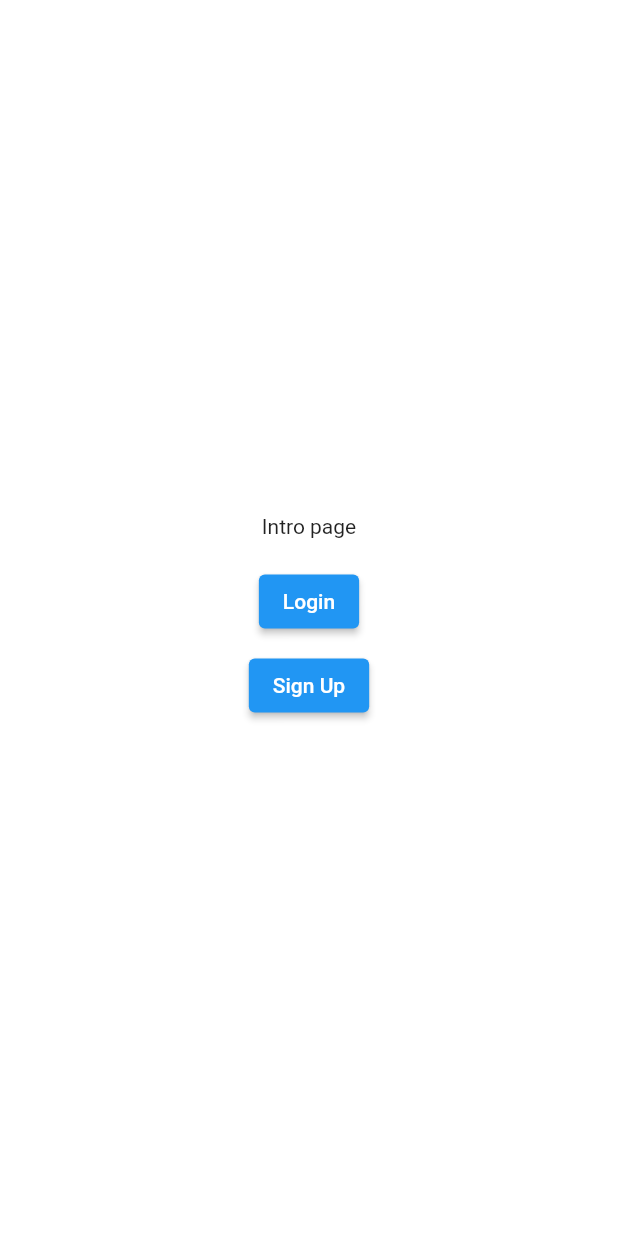
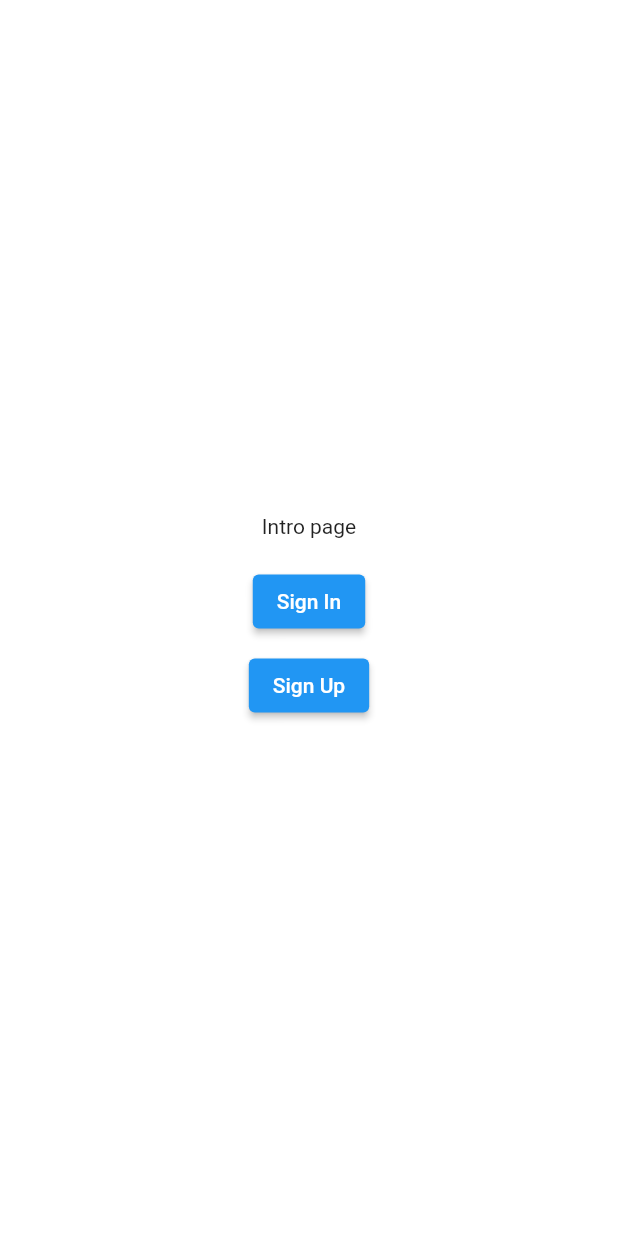
Before and after one commit to nazmulkhanliton/login_authentication, a Flutter app: the screen it shows after launch, on a phone screen of 412 x 824 dp. Run offline on Flutter 3.47's test engine with Material 2 defaults, Android fonts, the phone set to English and light mode, and no system bars; our stand-ins replace firebase_auth, firebase_core, get; accounts and stored records are empty.

Commit message:
10th commits

```diff
--- a/lib/auth_controller.dart
+++ b/lib/auth_controller.dart
@@ -1,7 +1,7 @@
 import 'package:firebase_auth/firebase_auth.dart';
 import 'package:flutter/material.dart';
 import 'package:get/get.dart';
-import 'package:login_authentication/intro_page.dart';
+import 'package:login_authentication/intro_screen/intro_page.dart';
 import 'package:login_authentication/welcome_page.dart';
 
 import 'login_page.dart';
--- a/lib/intro_page.dart
+++ b/lib/intro_screen/intro_page.dart
@@ -18,8 +18,7 @@ class _IntroPageState extends State<IntroPage> {
         child: Center(
           child: Column(
             mainAxisAlignment: MainAxisAlignment.center,
-            //crossAxisAlignment: CrossAxisAlignment.center,
-            //Welcome
+
             children: [
               const Text(
                 'Intro page',
@@ -39,7 +38,7 @@ class _IntroPageState extends State<IntroPage> {
                             builder: (context) => const LoginPage()));
                   },
                   child: const Text(
-                    'Login',
+                    'Sign In',
                   ),
                 ),
               ),
--- a/lib/main.dart
+++ b/lib/main.dart
@@ -1,7 +1,7 @@
 import 'package:firebase_core/firebase_core.dart';
 import 'package:flutter/material.dart';
 import 'auth_controller.dart';
-import 'intro_page.dart';
+import 'intro_screen/intro_page.dart';
 import 'login_page.dart';
 import 'package:get/get.dart';
 
--- a/pubspec.yaml
+++ b/pubspec.yaml
@@ -39,7 +39,7 @@ dependencies:
   get:
   firebase_auth: ^4.1.2
   firebase_core: ^2.2.0
-  #get: ^4.6.5
+  smooth_page_indicator: ^1.0.0+2
 
 dev_dependencies:
   flutter_test:
```
Also changed, not shown: pubspec.lock.
